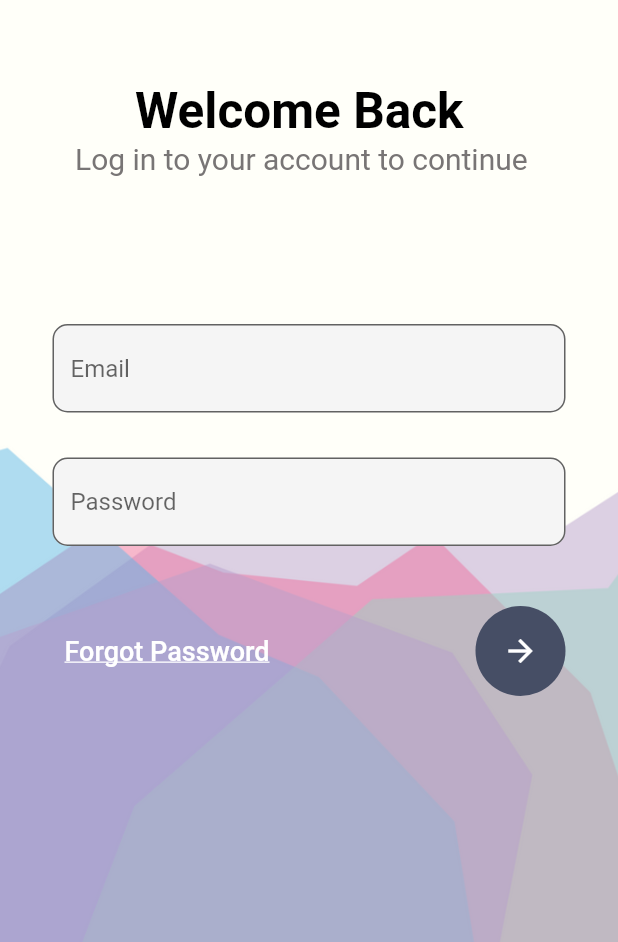
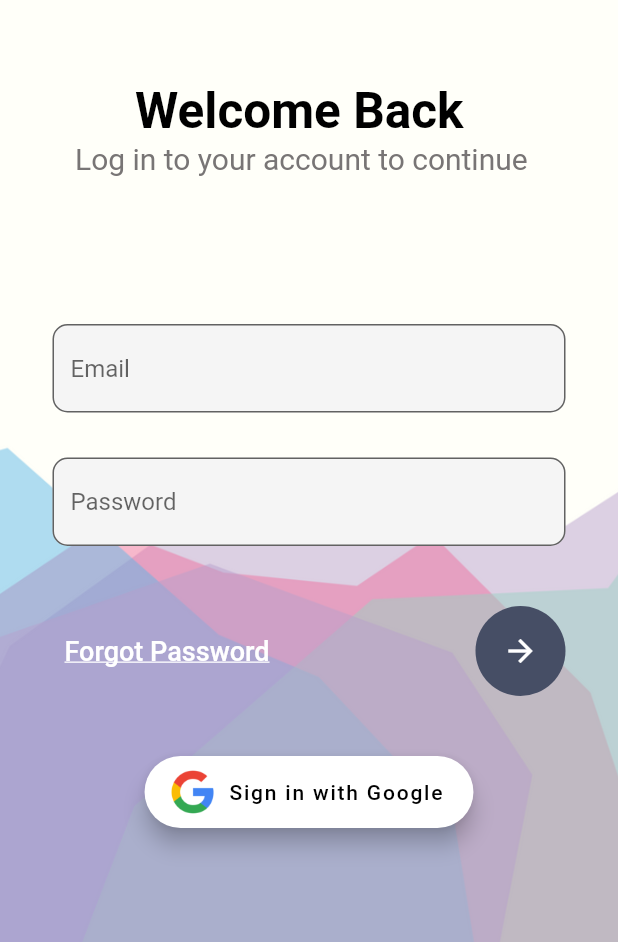
Before and after one commit to firecatt44/student_app, a Flutter app: the screen it shows after launch, on a phone screen of 412 x 824 dp, the part 294-1236 px from its top. Run offline on Flutter 3.47's test engine with Material 2 defaults, Android fonts, the phone set to English and light mode, and no system bars; our stand-ins replace dio, email_validator, font_awesome_flutter, google_sign_in, image_picker, shared_preferences and 1 more.

Commit message:
google signin

```diff
--- a/lib/login.dart
+++ b/lib/login.dart
@@ -1,3 +1,4 @@
+import 'package:google_sign_in/google_sign_in.dart';
 import 'package:student_app/data.dart';
 import 'homeparent.dart';
 import 'package:flutter/material.dart';
@@ -118,9 +119,35 @@ class _MyLoginState extends State<MyLogin> {
                 const SizedBox(
                   height: 40,
                 ),
+                Container(
+                  child:FloatingActionButton.extended(
+            onPressed: () {
+              GoogleSignIn().signIn();
+            },
+          icon: Image.asset(
+            'assets/images/google.png',
+            height: 32,
+            width: 32,
+          ),
+          label: Text('Sign in with Google'),
+          backgroundColor: Colors.white,
+          foregroundColor: Colors.black, )
+                ),
               ]),
             ),
           ),
+          // Container(
+          //   child:FloatingActionButton.extended(
+          //   onPressed: () {},
+          // icon: Image.asset(
+          //   'assets/images/google.png',
+          //   height: 32,
+          //   width: 32,
+          // ),
+          // label: Text('Sign in with Google'),
+          // backgroundColor: Colors.white,
+          // foregroundColor: Colors.black, )
+          // ),
         ]),
       ),
     );
--- a/pubspec.yaml
+++ b/pubspec.yaml
@@ -47,6 +47,7 @@ dependencies:
   profile: ^0.0.1
   path_provider: ^2.0.15
   image_picker: ^0.8.7+5
+  google_sign_in: ^6.1.3
 
 dev_dependencies:
   flutter_test:
```
Also changed, not shown: assets/images/google.png (added), pubspec.lock.
